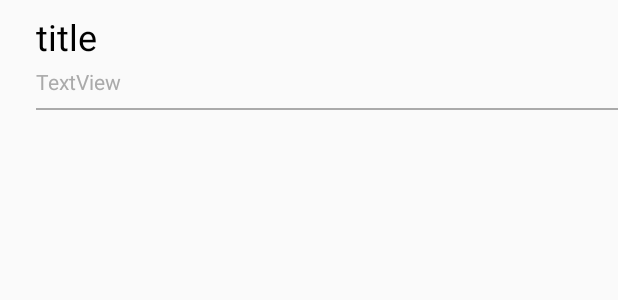
After one commit to Cherny/ClipNote, an Android app: the layout widget_main_list_item.xml on its own in the app's theme, with its tools: preview values and no code run, on a phone screen of 412 x 824 dp. The commit adds this screen. Shown: the top 300 px of the screen. Run offline under Robolectric (Android 15) with nearby library versions, the phone set to English and light mode, and no system bars.

Commit message:
-complate the main list,whitch display the list of the notbook -this list construct with a recylerView -pull down the list to refresh -pull up to load more notes

```diff
--- a/app/build.gradle
+++ b/app/build.gradle
@@ -26,6 +26,8 @@ dependencies {
     androidTestImplementation 'com.android.support.test:runner:1.0.1'
     androidTestImplementation 'com.android.support.test.espresso:espresso-core:3.0.1'
     implementation "org.jetbrains.kotlin:kotlin-stdlib-jre7:$kotlin_version"
+
+    compile 'com.android.support:recyclerview-v7:26.1.0'
 }
 
 apply plugin: 'kotlin-android'
--- a/app/src/main/AndroidManifest.xml
+++ b/app/src/main/AndroidManifest.xml
@@ -10,6 +10,11 @@
         android:supportsRtl="true"
         android:theme="@style/AppTheme">
         <activity android:name=".MainListActivity">
+            <intent-filter>
+                <action android:name="android.intent.action.MAIN"/>
+
+                <category android:name="android.intent.category.LAUNCHER"/>
+            </intent-filter>
         </activity>
     </application>
 
--- /dev/null
+++ b/app/src/main/res/layout/widget_main_list_item.xml
@@ -0,0 +1,46 @@
+<?xml version="1.0" encoding="utf-8"?>
+<android.support.constraint.ConstraintLayout
+    xmlns:android="http://schemas.android.com/apk/res/android"
+    xmlns:app="http://schemas.android.com/apk/res-auto"
+    xmlns:tools="http://schemas.android.com/tools"
+    android:id="@+id/main_list_item"
+    android:layout_width="match_parent"
+    android:layout_height="wrap_content"
+    >
+
+
+    <TextView
+        android:id="@+id/main_list_item_title"
+        android:layout_width="wrap_content"
+        android:layout_height="wrap_content"
+        android:layout_marginLeft="24dp"
+        android:layout_marginTop="8dp"
+        android:singleLine="true"
+        android:text="title"
+        android:textColor="@android:color/black"
+        android:textSize="24sp"
+        app:layout_constraintStart_toStartOf="parent"
+        app:layout_constraintTop_toTopOf="parent"/>
+
+    <TextView
+        android:id="@+id/main_list_item_date"
+        android:layout_width="wrap_content"
+        android:layout_height="wrap_content"
+        android:layout_marginTop="4dp"
+        android:text="TextView"
+        android:textColor="@android:color/darker_gray"
+        android:textSize="14sp"
+        app:layout_constraintStart_toStartOf="@+id/main_list_item_title"
+        app:layout_constraintTop_toBottomOf="@+id/main_list_item_title"/>
+
+    <TextView
+        android:id="@+id/textView3"
+        android:layout_width="0dp"
+        android:layout_height="1dp"
+        android:layout_marginTop="8dp"
+        android:background="@android:color/darker_gray"
+        app:layout_constraintEnd_toEndOf="parent"
+        app:layout_constraintStart_toStartOf="@+id/main_list_item_title"
+        app:layout_constraintTop_toBottomOf="@+id/main_list_item_date"/>
+
+</android.support.constraint.ConstraintLayout>
```
Also changed, not shown: app/src/main/java/com/cherny/clipnote/MainListActivity.kt (+51 -0 lines), app/src/main/java/com/cherny/clipnote/adapter/MainListAdapter.kt (added, +76 -0 lines), app/src/main/java/com/cherny/clipnote/entity/ListItem.kt (added, +8 -0 lines), app/src/main/java/com/cherny/clipnote/listener/PullingLoadListener.kt (added, +44 -0 lines), app/src/main/res/layout/activity_main_list.xml (+13 -0 lines).
